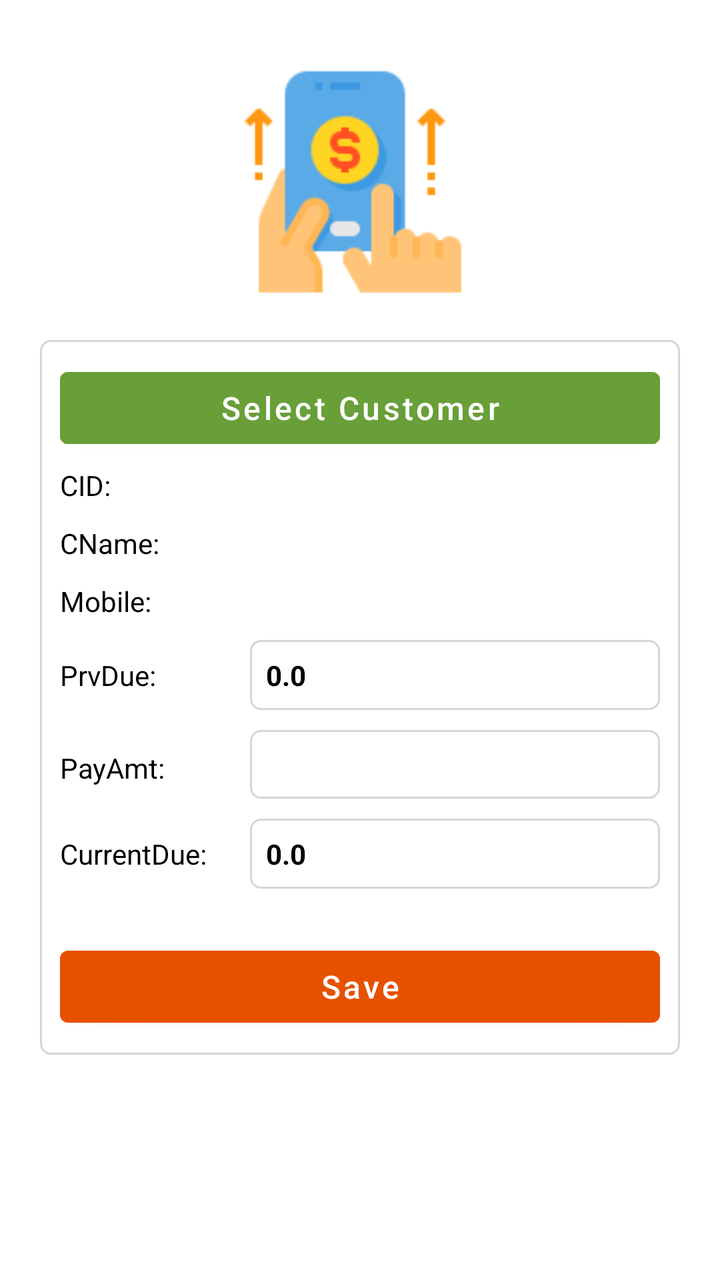
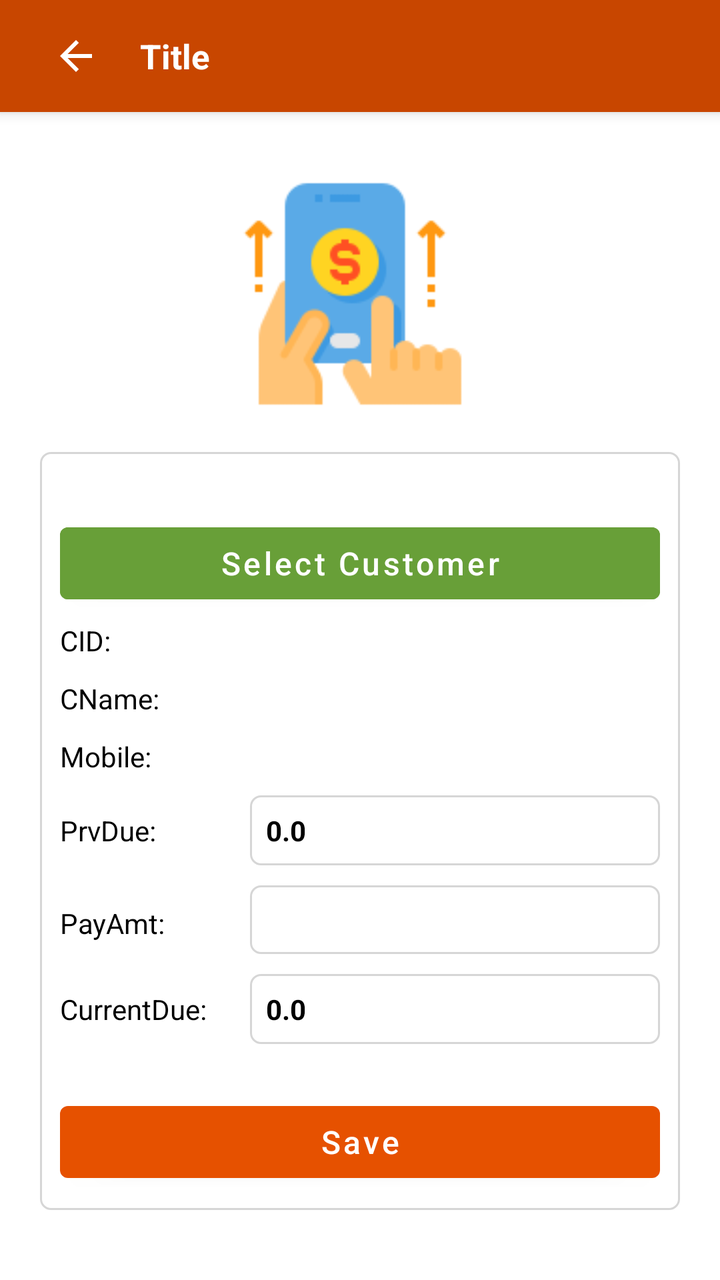

Two renders of the same Android screen: before a commit and after it. Below are the layout's source before the change and the commit's diff.
<!-- AndroidManifest.xml: application theme Theme.GasDistribution -->
<!-- res/layout/activity_collection.xml -->
<?xml version="1.0" encoding="utf-8"?>
<androidx.coordinatorlayout.widget.CoordinatorLayout
    xmlns:android="http://schemas.android.com/apk/res/android"
    xmlns:app="http://schemas.android.com/apk/res-auto"
    xmlns:tools="http://schemas.android.com/tools"
    android:layout_width="match_parent"
    android:layout_height="match_parent"
    tools:context=".activity.CollectionActivity">

    <LinearLayout
        android:id="@+id/container"
        android:orientation="vertical"
        android:layout_width="match_parent"
        android:layout_height="match_parent">

        <LinearLayout
            android:layout_marginTop="30dp"
            android:gravity="center"
            android:layout_width="match_parent"
            android:layout_height="wrap_content">

            <ImageView
                android:background="@drawable/money"
                android:layout_width="120dp"
                android:layout_height="120dp" />

        </LinearLayout>

        <LinearLayout
            android:layout_margin="20dp"
            android:padding="10dp"
            android:background="@drawable/rectangle"
            android:orientation="vertical"
            android:layout_width="match_parent"
            android:layout_height="wrap_content">

            <Button
                android:id="@+id/btnCustomer"
                android:textSize="16sp"
                android:text="Select Customer"
                android:backgroundTint="@color/green"
                android:textAllCaps="false"
                android:layout_width="match_parent"
                android:layout_height="wrap_content" />

            <LinearLayout
                android:orientation="vertical"
                android:layout_width="match_parent"
                android:layout_height="wrap_content">

                <LinearLayout
                    android:layout_marginTop="5dp"
                    android:layout_marginBottom="5dp"
                    android:layout_width="match_parent"
                    android:layout_height="wrap_content">
                    <TextView
                        android:text="CID:"
                        android:textColor="@color/black"
                        android:layout_width="90dp"
                        android:layout_height="wrap_content" />
                    <TextView
                        android:id="@+id/txtCustID"
                        android:textColor="@color/black"
                        android:textStyle="bold"
                        android:maxLines="1"
                        android:text=""
                        android:layout_width="wrap_content"
                        android:layout_height="wrap_content" />
                </LinearLayout>

                <LinearLayout
                    android:layout_marginTop="5dp"
                    android:layout_marginBottom="5dp"
                    android:layout_width="match_parent"
                    android:layout_height="wrap_content">
                    <TextView
                        android:text="CName:"
                        android:textColor="@color/black"
                        android:layout_width="90dp"
                        android:layout_height="wrap_content" />
                    <TextView
                        android:id="@+id/txtCustName"
                        android:textColor="@color/black"
                        android:textStyle="bold"
                        android:maxLines="1"
                        android:text=""
                        android:layout_width="wrap_content"
                        android:layout_height="wrap_content" />
                </LinearLayout>

                <LinearLayout
                    android:layout_marginTop="5dp"
                    android:layout_marginBottom="5dp"
                    android:layout_width="match_parent"
                    android:layout_height="wrap_content">
                    <TextView
                        android:text="Mobile:"
                        android:textColor="@color/black"
                        android:layout_width="90dp"
                        android:layout_height="wrap_content" />
                    <TextView
                        android:id="@+id/txtCustMobile"
                        android:textColor="@color/black"
                        android:textStyle="bold"
                        android:maxLines="1"
                        android:text=""
                        android:layout_width="wrap_content"
                        android:layout_height="wrap_content" />
                </LinearLayout>

                <LinearLayout
                    android:orientation="horizontal"
                    android:layout_marginTop="5dp"
                    android:layout_marginBottom="5dp"
                    android:layout_width="match_parent"
                    android:layout_height="wrap_content">
                    <TextView
                        android:text="PrvDue:"
                        android:textColor="@color/black"
                        android:layout_width="90dp"
                        android:layout_height="wrap_content" />
                    <TextView
                        android:id="@+id/txtDueAmount"
                        android:layout_marginLeft="5dp"
                        android:background="@drawable/rectangle"
                        android:textColor="@color/black"
                        android:textStyle="bold"
                        android:maxLines="1"
                        android:text="0.0"
                        android:padding="8dp"
                        android:layout_width="match_parent"
                        android:layout_height="wrap_content" />

                </LinearLayout>

                <LinearLayout
                    android:orientation="horizontal"
                    android:layout_marginTop="5dp"
                    android:layout_marginBottom="5dp"
                    android:layout_width="match_parent"
                    android:layout_height="wrap_content">
                    <TextView
                        android:text="PayAmt:"
                        android:textColor="@color/black"
                        android:layout_width="90dp"
                        android:layout_height="wrap_content" />
                    <EditText
                        android:id="@+id/etPayAmt"
                        android:gravity="center_vertical"
                        android:textColor="@color/black"
                        android:textStyle="bold"
                        android:inputType="number"
                        android:maxLines="1"
                        android:layout_marginLeft="5dp"
                        android:padding="5dp"
                        android:background="@drawable/rectangle"
                        android:text=""
                        android:layout_width="match_parent"
                        android:layout_height="wrap_content" />
                </LinearLayout>

                <LinearLayout
                    android:orientation="horizontal"
                    android:layout_marginTop="5dp"
                    android:layout_marginBottom="5dp"
                    android:layout_width="match_parent"
                    android:layout_height="wrap_content">
                    <TextView
                        android:text="CurrentDue:"
                        android:textColor="@color/black"
                        android:layout_width="90dp"
                        android:layout_height="wrap_content" />
                    <TextView
                        android:id="@+id/txtCurrentDue"
                        android:layout_marginLeft="5dp"
                        android:background="@drawable/rectangle"
                        android:textColor="@color/black"
                        android:textStyle="bold"
                        android:maxLines="1"
                        android:text="0.0"
                        android:padding="8dp"
                        android:layout_width="match_parent"
                        android:layout_height="wrap_content" />
                </LinearLayout>

            </LinearLayout>

            <Button
                android:id="@+id/btnCreateCustomer"
                android:textSize="16sp"
                android:layout_marginTop="20dp"
                android:text="Save"
                android:textAllCaps="false"
                android:layout_width="match_parent"
                android:layout_height="wrap_content" />

        </LinearLayout>

    </LinearLayout>

</androidx.coordinatorlayout.widget.CoordinatorLayout>
<!-- resources referenced by this layout -->
<resources>
  <color name="black">#FF000000</color>
  <color name="green">#689F38</color>
  <!-- drawable money: png bitmap (drawable, 4713 bytes) -->
  <!-- drawable rectangle (drawable) -->
  <?xml version="1.0" encoding="utf-8"?>
  <shape android:shape="rectangle"
      xmlns:android="http://schemas.android.com/apk/res/android">
      <stroke android:color="#D6D6D6" android:width="1dp"  />
      <corners android:radius="5dp" />
  </shape>
  <style name="Theme.GasDistribution" parent="Theme.MaterialComponents.Light.DarkActionBar">
          <item name="android:forceDarkAllowed" tools:targetApi="q">false</item>
          
          <item name="colorPrimary">@color/purple_500</item>
          <item name="colorPrimaryVariant">@color/purple_700</item>
          <item name="colorOnPrimary">@color/white</item>
          
          <item name="colorSecondary">@color/teal_200</item>
          <item name="colorSecondaryVariant">@color/teal_700</item>
          <item name="colorOnSecondary">@color/black</item>
          
          
  
      </style>
  <color name="purple_500">#E65100</color>
  <color name="purple_700">#C84600</color>
  <color name="white">#FFFFFFFF</color>
  <color name="teal_200">#FF03DAC5</color>
  <color name="teal_700">#FF018786</color>
</resources>

<!-- the commit's change to res/layout/activity_collection.xml (unified diff, before → after) -->
@@ -5,13 +5,15 @@
     xmlns:tools="http://schemas.android.com/tools"
     android:layout_width="match_parent"
     android:layout_height="match_parent"
-    tools:context=".activity.CollectionActivity">
+    tools:context=".activity.PaymentCollectionActivity">
 
     <LinearLayout
         android:id="@+id/container"
         android:orientation="vertical"
         android:layout_width="match_parent"
         android:layout_height="match_parent">
+
+        <include layout="@layout/layout_toolbar" />
 
         <LinearLayout
             android:layout_marginTop="30dp"
@@ -34,6 +36,15 @@
             android:layout_width="match_parent"
             android:layout_height="wrap_content">
 
+            <TextView
+                android:id="@+id/txtWHName"
+                android:text=""
+                android:textAlignment="center"
+                android:textColor="@color/black"
+                android:textSize="16sp"
+                android:layout_width="match_parent"
+                android:layout_height="wrap_content" />
+
             <Button
                 android:id="@+id/btnCustomer"
                 android:textSize="16sp"
@@ -199,3 +210,49 @@
     </LinearLayout>
 
 </androidx.coordinatorlayout.widget.CoordinatorLayout>
+<!-- res/layout/layout_toolbar.xml (included above) -->
+<?xml version="1.0" encoding="utf-8"?>
+<androidx.appcompat.widget.Toolbar
+    xmlns:android="http://schemas.android.com/apk/res/android"
+    xmlns:app="http://schemas.android.com/apk/res-auto"
+    android:id="@+id/toolbar"
+    android:layout_width="match_parent"
+    android:layout_height="wrap_content"
+    android:minHeight="?attr/actionBarSize"
+    android:background="@color/purple_700"
+    android:elevation="4dp"
+    app:theme="@style/Base.ThemeOverlay.AppCompat.Dark.ActionBar">
+
+    <LinearLayout
+        android:layout_width="match_parent"
+        android:layout_height="wrap_content"
+        android:orientation="horizontal"
+        android:gravity="center_vertical">
+
+        <LinearLayout
+            android:id="@+id/btnBack"
+            android:layout_width="wrap_content"
+            android:layout_height="wrap_content"
+            android:padding="10dp"
+            android:clickable="true"
+            android:foreground="?attr/selectableItemBackground">
+
+            <ImageView
+                android:layout_width="24dp"
+                android:layout_height="24dp"
+                android:src="@drawable/outline_arrow_back_24"
+                app:tint="@color/white" />
+        </LinearLayout>
+
+        <TextView
+            android:id="@+id/toolbar_title"
+            android:layout_width="wrap_content"
+            android:layout_height="wrap_content"
+            android:layout_marginStart="10dp"
+            android:text="Title"
+            android:textColor="@color/white"
+            android:textStyle="bold"
+            android:textSize="17sp"/>
+    </LinearLayout>
+
+</androidx.appcompat.widget.Toolbar>
<!-- resource entries referenced after the edit -->
@@ -3,6 +3,12 @@
   <color name="black">#FF000000</color>
   <color name="green">#689F38</color>
   <!-- drawable money: png bitmap (drawable, 4713 bytes) -->
+  <!-- drawable outline_arrow_back_24 (drawable) -->
+  <vector xmlns:android="http://schemas.android.com/apk/res/android" android:autoMirrored="true" android:height="24dp" android:tint="#000000" android:viewportHeight="960" android:viewportWidth="960" android:width="24dp">
+        
+      <path android:fillColor="@android:color/white" android:pathData="M313,520L537,744L480,800L160,480L480,160L537,216L313,440L800,440L800,520L313,520Z"/>
+      
+  </vector>
   <!-- drawable rectangle (drawable) -->
   <?xml version="1.0" encoding="utf-8"?>
   <shape android:shape="rectangle"
@@ -10,7 +16,7 @@
       <stroke android:color="#D6D6D6" android:width="1dp"  />
       <corners android:radius="5dp" />
   </shape>
-  <style name="Theme.GasDistribution" parent="Theme.MaterialComponents.Light.DarkActionBar">
+  <style name="Theme.GasDistribution" parent="Theme.MaterialComponents.Light.NoActionBar">
           <item name="android:forceDarkAllowed" tools:targetApi="q">false</item>
           
           <item name="colorPrimary">@color/purple_500</item>
